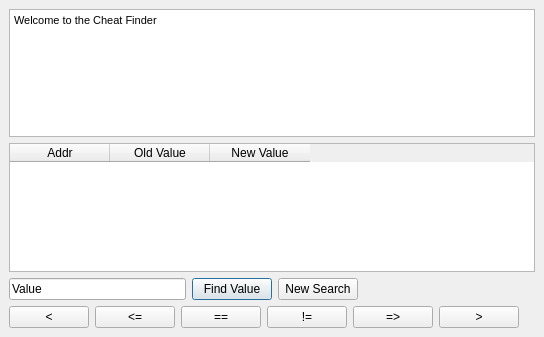
The window that cheatfinder.ui (openMSX/catapult) describes before a commit, drawn with Qt 5.
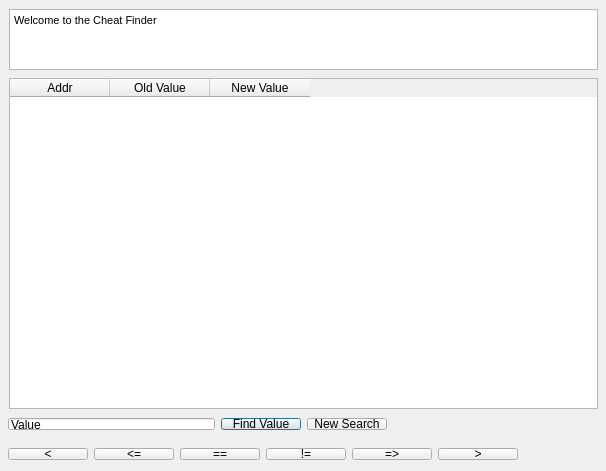
The same window after the commit.

Commit message: Who is actually developing this addition ?

```diff
--- a/cheatfinder.ui
+++ b/cheatfinder.ui
@@ -5,26 +5,38 @@
    <rect>
     <x>0</x>
     <y>0</y>
-    <width>544</width>
-    <height>337</height>
+    <width>606</width>
+    <height>471</height>
    </rect>
   </property>
   <property name="windowTitle" >
    <string>Cheat Finder</string>
   </property>
-  <layout class="QGridLayout" >
-   <item row="0" column="0" >
     <widget class="QTextEdit" name="cheatResults" >
+   <property name="geometry" >
+    <rect>
+     <x>9</x>
+     <y>9</y>
+     <width>589</width>
+     <height>61</height>
+    </rect>
+   </property>
      <property name="html" >
       <string>&lt;html>&lt;head>&lt;meta name="qrichtext" content="1" />&lt;style type="text/css">
 p, li { white-space: pre-wrap; }
-&lt;/style>&lt;/head>&lt;body style=" font-family:'Bitstream Vera Sans'; font-size:11pt; font-weight:400; font-style:normal;">
-&lt;p style=" margin-top:0px; margin-bottom:0px; margin-left:0px; margin-right:0px; -qt-block-indent:0; text-indent:0px; font-family:'MS Shell Dlg 2'; font-size:8pt;">Welcome to the Cheat Finder&lt;/p>&lt;/body>&lt;/html></string>
-     </property>
-    </widget>
-   </item>
-   <item row="1" column="0" >
+&lt;/style>&lt;/head>&lt;body style=" font-family:'MS Shell Dlg 2'; font-size:8.25pt; font-weight:400; font-style:normal;">
+&lt;p style=" margin-top:0px; margin-bottom:0px; margin-left:0px; margin-right:0px; -qt-block-indent:0; text-indent:0px; font-size:8pt;">Welcome to the Cheat Finder&lt;/p>&lt;/body>&lt;/html></string>
+   </property>
+  </widget>
     <widget class="QTableWidget" name="CheatTable" >
+   <property name="geometry" >
+    <rect>
+     <x>9</x>
+     <y>78</y>
+     <width>589</width>
+     <height>331</height>
+    </rect>
+   </property>
      <property name="sizePolicy" >
       <sizepolicy vsizetype="Expanding" hsizetype="Expanding" >
        <horstretch>0</horstretch>
@@ -37,6 +49,12 @@
      <property name="frameShadow" >
       <enum>QFrame::Sunken</enum>
      </property>
+   <property name="alternatingRowColors" >
+    <bool>true</bool>
+   </property>
+   <property name="gridStyle" >
+    <enum>Qt::DotLine</enum>
+   </property>
      <property name="sortingEnabled" >
       <bool>true</bool>
      </property>
@@ -62,31 +80,38 @@
       </property>
      </column>
     </widget>
-   </item>
-   <item row="2" column="0" >
-    <layout class="QHBoxLayout" >
-     <item>
+  <widget class="QWidget" name="" >
+   <property name="geometry" >
+    <rect>
+     <x>0</x>
+     <y>410</y>
+     <width>601</width>
+     <height>28</height>
+    </rect>
+   </property>
+   <layout class="QGridLayout" >
+    <item row="0" column="0" >
       <widget class="QLineEdit" name="cheatVal" >
        <property name="text" >
         <string>Value</string>
        </property>
       </widget>
      </item>
-     <item>
+    <item row="0" column="1" >
       <widget class="QPushButton" name="FindCheatValue" >
        <property name="text" >
         <string>Find Value</string>
        </property>
       </widget>
      </item>
-     <item>
+    <item row="0" column="2" >
       <widget class="QPushButton" name="FindCheatRestart" >
        <property name="text" >
         <string>New Search</string>
        </property>
       </widget>
      </item>
-     <item>
+    <item row="0" column="3" >
       <spacer>
        <property name="orientation" >
         <enum>Qt::Horizontal</enum>
@@ -100,52 +125,60 @@
       </spacer>
      </item>
     </layout>
-   </item>
-   <item row="3" column="0" >
-    <layout class="QHBoxLayout" >
-     <item>
+  </widget>
+  <widget class="QWidget" name="" >
+   <property name="geometry" >
+    <rect>
+     <x>0</x>
+     <y>440</y>
+     <width>601</width>
+     <height>28</height>
+    </rect>
+   </property>
+   <layout class="QGridLayout" >
+    <item row="0" column="0" >
       <widget class="QPushButton" name="FindCheatLess" >
        <property name="text" >
         <string>&lt;</string>
        </property>
       </widget>
      </item>
-     <item>
+    <item row="0" column="1" >
       <widget class="QPushButton" name="FindCheatLessEqual" >
        <property name="text" >
         <string>&lt;=</string>
        </property>
       </widget>
      </item>
-     <item>
+    <item row="0" column="2" >
       <widget class="QPushButton" name="FindCheatEqual" >
        <property name="text" >
         <string>==</string>
        </property>
       </widget>
      </item>
-     <item>
+    <item row="0" column="3" >
       <widget class="QPushButton" name="FindCheatNotEqual" >
        <property name="text" >
         <string>!=</string>
        </property>
       </widget>
      </item>
-     <item>
+    <item row="0" column="4" >
       <widget class="QPushButton" name="FindCheatMoreEqual" >
        <property name="text" >
         <string>=></string>
        </property>
       </widget>
      </item>
-     <item>
+    <item row="0" column="5" >
       <widget class="QPushButton" name="FindCheatMore" >
        <property name="text" >
         <string>></string>
        </property>
       </widget>
      </item>
-     <item>
+    <item row="0" column="6" >
       <spacer>
        <property name="orientation" >
         <enum>Qt::Horizontal</enum>
@@ -159,10 +192,10 @@
       </spacer>
      </item>
     </layout>
-   </item>
-  </layout>
- </widget>
- <layoutdefault spacing="6" margin="9" />
+  </widget>
+ </widget>
+ <layoutdefault spacing="6" margin="8" />
+ <includes/>
  <resources/>
  <connections/>
 </ui>
```
Left out of the diff: 17 changed lines with no effect on the pictures. Lines whose indentation alone changed are shown as unchanged.
